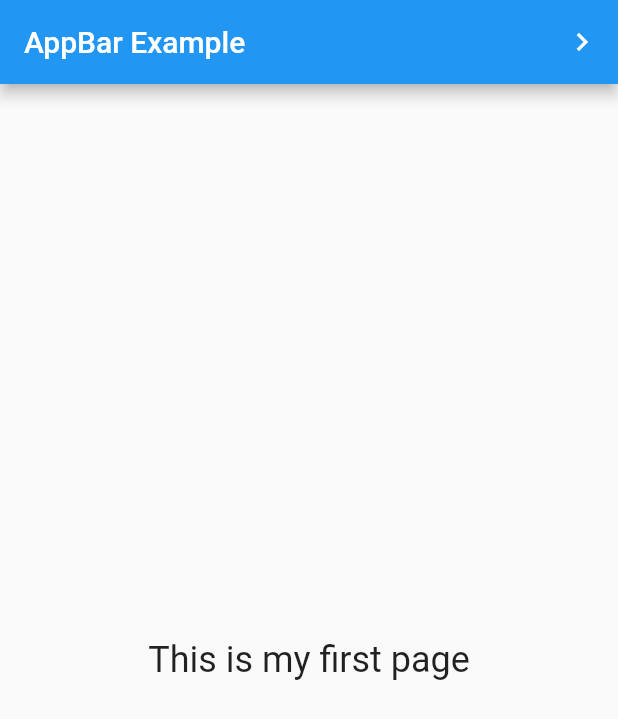
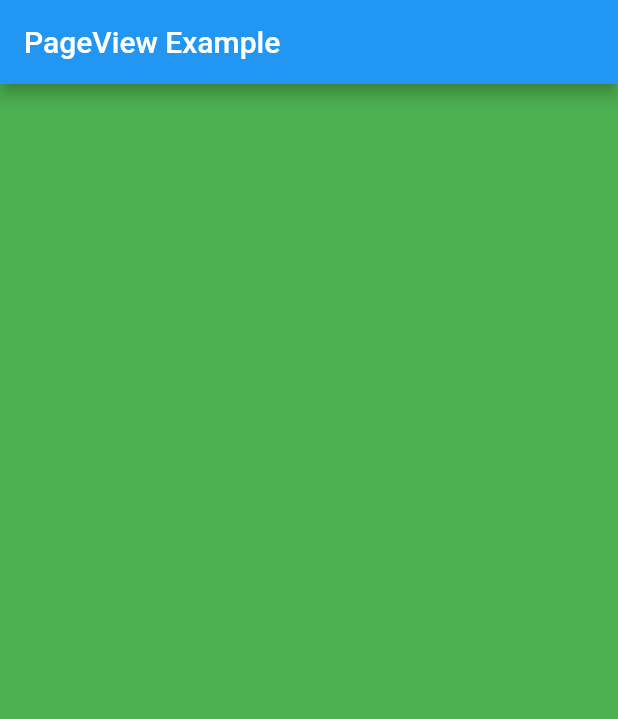
Before and after one commit to gyeongseokKang/flutter_tutorial, a Flutter app: the screen it shows after launch, on a phone screen of 412 x 824 dp. Shown: the top 719 px of the screen. Run offline on Flutter 3.47's test engine with Material 2 defaults, Android fonts, the phone set to English and light mode, and no system bars.

Commit message:
[Tutorial] #5 PageView

```diff
--- a/lib/main.dart
+++ b/lib/main.dart
@@ -15,26 +15,6 @@ class MyApp extends StatelessWidget {
   }
 }
 
-final GlobalKey<ScaffoldState> scaffoldKey = GlobalKey<ScaffoldState>();
-
-void openPage(BuildContext context) {
-  Navigator.push(context, MaterialPageRoute(
-    builder: (BuildContext context) {
-      return Scaffold(
-        appBar: AppBar(
-          title: const Text('Second page'),
-        ),
-        body: const Center(
-          child: Text(
-            'This is the Second page',
-            style: TextStyle(fontSize: 24),
-          ),
-        ),
-      );
-    },
-  ));
-}
-
 /// This is the stateless widget that the main application instantiates.
 class MyFirstWidget extends StatelessWidget {
   MyFirstWidget({Key key}) : super(key: key);
@@ -42,25 +22,28 @@ class MyFirstWidget extends StatelessWidget {
   @override
   Widget build(BuildContext context) {
     return Scaffold(
-      key: scaffoldKey,
       appBar: AppBar(
-        title: const Text('AppBar Example'),
-        actions: <Widget>[
-          IconButton(
-            icon: const Icon(Icons.navigate_next),
-            tooltip: 'Next page',
-            onPressed: () {
-              openPage(context);
-            },
+        title: const Text('PageView Example'),
+      ),
+      body: PageView(
+        children: <Widget>[
+          Container(
+            width: 100,
+            height: 100,
+            color: Colors.green,
+          ),
+          Container(
+            width: 100,
+            height: 100,
+            color: Colors.red,
+          ),
+          Container(
+            width: 100,
+            height: 100,
+            color: Colors.blue,
           ),
         ],
-      ),
-      body: const Center(
-        child: Text(
-          'This is my first page',
-          style: TextStyle(fontSize: 24),
-        ),
-      ),
+      )
     );
   }
 }
```
